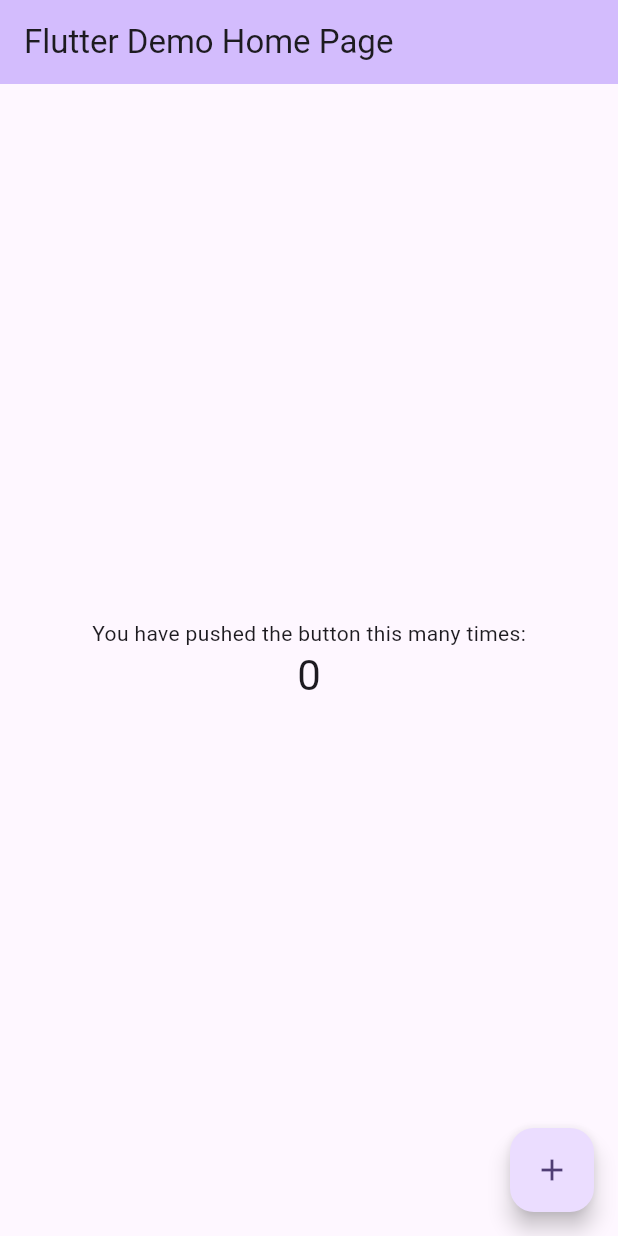
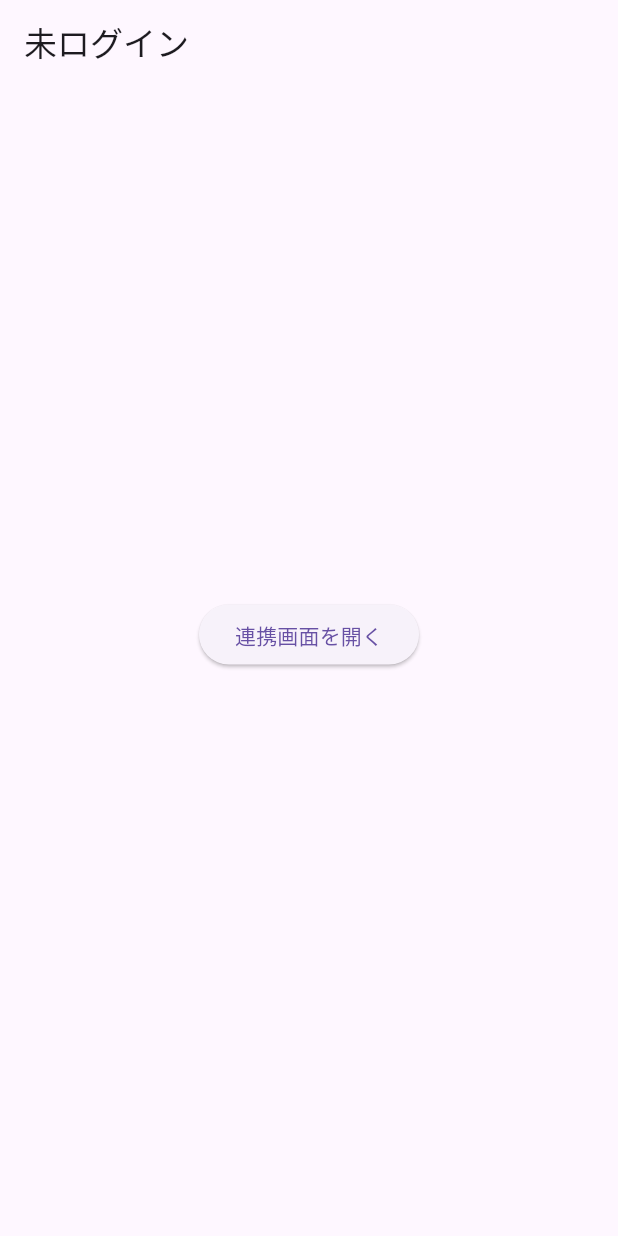
Before and after one commit to aoisensi/tuittie, a Flutter app: the screen it shows after launch, on a phone screen of 412 x 824 dp. Run offline on Flutter 3.47's test engine with Material 3 defaults, Android fonts, the phone set to English and light mode, and no system bars; our stand-ins replace flutter_hooks, flutter_riverpod, hooks_riverpod, shared_preferences.

Commit message:
:tada: ログイン

```diff
--- a/lib/main.dart
+++ b/lib/main.dart
@@ -1,125 +1,17 @@
 import 'package:flutter/material.dart';
+import 'package:flutter_riverpod/flutter_riverpod.dart';
+import 'package:shared_preferences/shared_preferences.dart';
+import 'package:tuittie/src/provider/preferences_provider.dart';
+import 'package:tuittie/src/tuittie.dart';
 
-void main() {
-  runApp(const MyApp());
+Future<void> main() async {
+  final sp = await SharedPreferences.getInstance();
+  runApp(
+    ProviderScope(
+      overrides: [
+        sharedPreferencesProvider.overrideWithValue(sp),
+      ],
+      child: const Tuittie(),
+    ),
+  );
 }
-
-class MyApp extends StatelessWidget {
-  const MyApp({super.key});
-
-  // This widget is the root of your application.
-  @override
-  Widget build(BuildContext context) {
-    return MaterialApp(
-      title: 'Flutter Demo',
-      theme: ThemeData(
-        // This is the theme of your application.
-        //
-        // TRY THIS: Try running your application with "flutter run". You'll see
-        // the application has a purple toolbar. Then, without quitting the app,
-        // try changing the seedColor in the colorScheme below to Colors.green
-        // and then invoke "hot reload" (save your changes or press the "hot
-        // reload" button in a Flutter-supported IDE, or press "r" if you used
-        // the command line to start the app).
-        //
-        // Notice that the counter didn't reset back to zero; the application
-        // state is not lost during the reload. To reset the state, use hot
-        // restart instead.
-        //
-        // This works for code too, not just values: Most code changes can be
-        // tested with just a hot reload.
-        colorScheme: ColorScheme.fromSeed(seedColor: Colors.deepPurple),
-        useMaterial3: true,
-      ),
-      home: const MyHomePage(title: 'Flutter Demo Home Page'),
-    );
-  }
-}
-
-class MyHomePage extends StatefulWidget {
-  const MyHomePage({super.key, required this.title});
-
-  // This widget is the home page of your application. It is stateful, meaning
-  // that it has a State object (defined below) that contains fields that affect
-  // how it looks.
-
-  // This class is the configuration for the state. It holds the values (in this
-  // case the title) provided by the parent (in this case the App widget) and
-  // used by the build method of the State. Fields in a Widget subclass are
-  // always marked "final".
-
-  final String title;
-
-  @override
-  State<MyHomePage> createState() => _MyHomePageState();
-}
-
-class _MyHomePageState extends State<MyHomePage> {
-  int _counter = 0;
-
-  void _incrementCounter() {
-    setState(() {
-      // This call to setState tells the Flutter framework that something has
-      // changed in this State, which causes it to rerun the build method below
-      // so that the display can reflect the updated values. If we changed
-      // _counter without calling setState(), then the build method would not be
-      // called again, and so nothing would appear to happen.
-      _counter++;
-    });
-  }
-
-  @override
-  Widget build(BuildContext context) {
-    // This method is rerun every time setState is called, for instance as done
-    // by the _incrementCounter method above.
-    //
-    // The Flutter framework has been optimized to make rerunning build methods
-    // fast, so that you can just rebuild anything that needs updating rather
-    // than having to individually change instances of widgets.
-    return Scaffold(
-      appBar: AppBar(
-        // TRY THIS: Try changing the color here to a specific color (to
-        // Colors.amber, perhaps?) and trigger a hot reload to see the AppBar
-        // change color while the other colors stay the same.
-        backgroundColor: Theme.of(context).colorScheme.inversePrimary,
-        // Here we take the value from the MyHomePage object that was created by
-        // the App.build method, and use it to set our appbar title.
-        title: Text(widget.title),
-      ),
-      body: Center(
-        // Center is a layout widget. It takes a single child and positions it
-        // in the middle of the parent.
-        child: Column(
-          // Column is also a layout widget. It takes a list of children and
-          // arranges them vertically. By default, it sizes itself to fit its
-          // children horizontally, and tries to be as tall as its parent.
-          //
-          // Column has various properties to control how it sizes itself and
-          // how it positions its children. Here we use mainAxisAlignment to
-          // center the children vertically; the main axis here is the vertical
-          // axis because Columns are vertical (the cross axis would be
-          // horizontal).
-          //
-          // TRY THIS: Invoke "debug painting" (choose the "Toggle Debug Paint"
-          // action in the IDE, or press "p" in the console), to see the
-          // wireframe for each widget.
-          mainAxisAlignment: MainAxisAlignment.center,
-          children: <Widget>[
-            const Text(
-              'You have pushed the button this many times:',
-            ),
-            Text(
-              '$_counter',
-              style: Theme.of(context).textTheme.headlineMedium,
-            ),
-          ],
-        ),
-      ),
-      floatingActionButton: FloatingActionButton(
-        onPressed: _incrementCounter,
-        tooltip: 'Increment',
-        child: const Icon(Icons.add),
-      ), // This trailing comma makes auto-formatting nicer for build methods.
-    );
-  }
-}
--- /dev/null
+++ b/lib/src/fragment/login_fragment.dart
@@ -0,0 +1,28 @@
+import 'package:flutter/material.dart';
+import 'package:flutter_hooks/flutter_hooks.dart';
+import 'package:hooks_riverpod/hooks_riverpod.dart';
+
+import '../provider/twitch_login_provider.dart';
+
+class LoginFragment extends HookConsumerWidget {
+  @override
+  Widget build(BuildContext context, WidgetRef ref) {
+    final userCode = useState<String?>(null);
+    final loginNotifier = ref.read(twitchLoginProvider.notifier);
+    ref.watch(twitchLoginProvider);
+
+    return Column(
+      mainAxisAlignment: MainAxisAlignment.center,
+      children: [
+        ElevatedButton(
+          onPressed: () async {
+            userCode.value = await loginNotifier.openLoginPage();
+            await loginNotifier.keepTryExchange();
+          },
+          child: const Text('連携画面を開く'),
+        ),
+        Text(userCode.value ?? '', style: const TextStyle(fontSize: 24)),
+      ],
+    );
+  }
+}
--- /dev/null
+++ b/lib/src/page/home_page.dart
@@ -0,0 +1,25 @@
+import 'package:flutter/material.dart';
+import 'package:flutter_riverpod/flutter_riverpod.dart';
+import 'package:tuittie/src/fragment/login_fragment.dart';
+
+import '../provider/twitch_credentials_provider.dart';
+
+class HomePage extends ConsumerWidget {
+  const HomePage({super.key});
+
+  @override
+  Widget build(BuildContext context, WidgetRef ref) {
+    final twitchCredentials = ref.watch(twitchCredentialsProvider.notifier);
+    final cred = ref.watch(twitchCredentialsProvider);
+    return Scaffold(
+      appBar: AppBar(
+        title: Text(cred?.toJson() ?? '未ログイン'),
+      ),
+      body: Center(
+        child: twitchCredentials.isAuthorized
+            ? const Text('ログイン済み')
+            : LoginFragment(),
+      ),
+    );
+  }
+}
--- /dev/null
+++ b/lib/src/tuittie.dart
@@ -0,0 +1,14 @@
+import 'package:flutter/material.dart';
+import 'package:flutter_riverpod/flutter_riverpod.dart';
+import 'package:tuittie/src/page/home_page.dart';
+
+class Tuittie extends ConsumerWidget {
+  const Tuittie({super.key});
+
+  @override
+  Widget build(BuildContext context, WidgetRef ref) {
+    return MaterialApp(
+      home: HomePage(),
+    );
+  }
+}
```
Also changed, not shown: lib/src/provider/preferences_provider.dart (added, +56 -0 lines), lib/src/provider/twitch_credentials_provider.dart (added, +52 -0 lines), lib/src/provider/twitch_login_provider.dart (added, +67 -0 lines), pubspec.yaml (+6 -1 lines), pubspec.lock, 6 other files.
